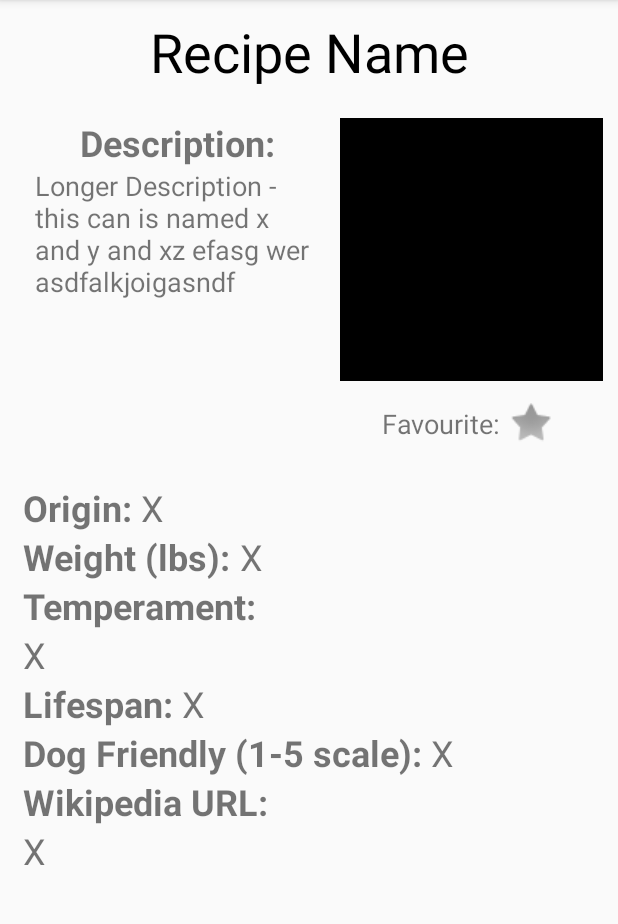
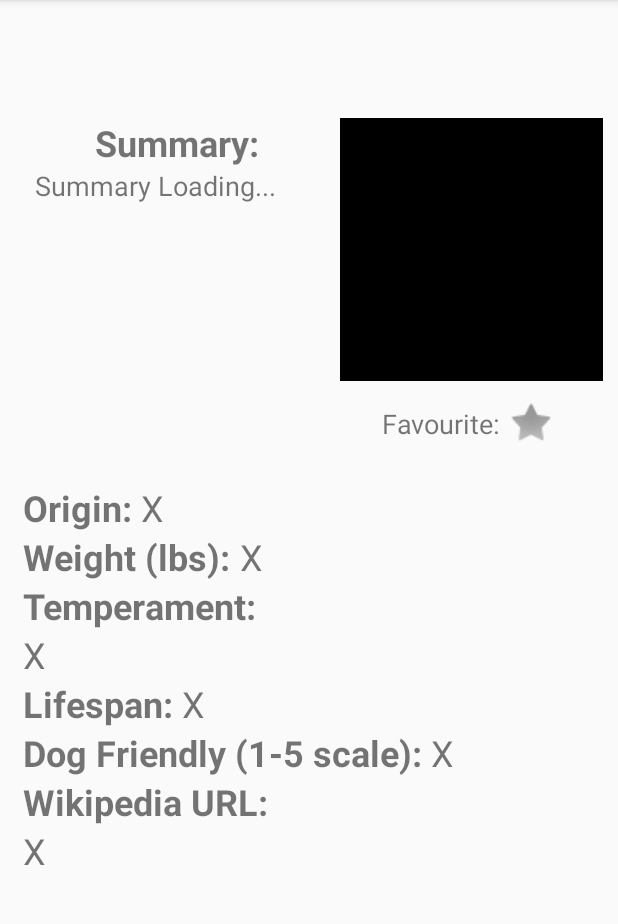
Before and after one commit to kf2020/INFS_Project, an Android app: the RecipeDetailActivity screen opened directly, with no data from a screen before it, on a phone screen of 412 x 824 dp, the part 84-1008 px from its top. Run offline under Robolectric (Android 15) with nearby library versions, the phone set to English and light mode, and no system bars; our stand-ins replace Room's generated code, Volley; network calls fail; pictures from the network do not load.

Commit message:
trying to do recipe detail view

```diff
--- a/app/src/main/java/com/example/infs_project/RecipeAdapter.java
+++ b/app/src/main/java/com/example/infs_project/RecipeAdapter.java
@@ -70,6 +70,7 @@ public class RecipeAdapter extends RecyclerView.Adapter<RecipeAdapter.RecipeView
 
                     Intent intent = new Intent(context, RecipeDetailActivity.class);
                     intent.putExtra("id", recipe.getId());
+                    intent.putExtra("title", recipe.getTitle());
                     context.startActivity(intent);
                 }
             });
--- a/app/src/main/java/com/example/infs_project/RecipesDatabase.java
+++ b/app/src/main/java/com/example/infs_project/RecipesDatabase.java
@@ -17,7 +17,7 @@ public abstract class RecipesDatabase extends RoomDatabase {
     public static RecipesDatabase getInstance(Context context) {
 
         if(instance == null) {
-            instance = Room.databaseBuilder(context, RecipesDatabase.class, "recipeDb2")
+            instance = Room.databaseBuilder(context, RecipesDatabase.class, "recipeDb3")
                     //.allowMainThreadQueries()    <== IMPORTANT TO NOTE:
                     //     This is NOT correct to do in a completed app.
                     //     Next week we will fix it, but for now this
--- /dev/null
+++ b/app/src/main/java/com/example/infs_project/async/GetRecipeByIdAsyncDelegate.java
@@ -0,0 +1,9 @@
+package com.example.infs_project.async;
+
+import com.example.infs_project.model.Recipe;
+
+import java.util.ArrayList;
+
+public interface GetRecipeByIdAsyncDelegate {
+        void processFinish(Recipe output);
+}
--- /dev/null
+++ b/app/src/main/java/com/example/infs_project/async/GetRecipeByIdAsyncTask.java
@@ -0,0 +1,59 @@
+package com.example.infs_project.async;
+
+
+import android.os.AsyncTask;
+
+import com.example.infs_project.RecipesDatabase;
+import com.example.infs_project.model.Recipe;
+
+import java.util.ArrayList;
+import java.util.Arrays;
+
+public class GetRecipeByIdAsyncTask extends AsyncTask<Long, Integer, Recipe> {
+    // This is just a scaffold example for a task that would handle inserting books into the database.
+    // You need to complete the doInBackground and onPostExecute methods.
+    // Then you will need to make your own class for a task that handles retrieving Recipes from the
+    // database.
+    // Refer to the tutorial slide for more information.
+
+    // We store a variable for an object that implements our interface, so we know that whatever
+    // is in here, knows how to handle the result of our task.
+    private GetRecipeByIdAsyncDelegate delegate;
+
+    // This asynctask will also need to be given a database instance, so it can perform database
+    // queries. If your Room database class is named something else, change this.
+    private RecipesDatabase database;
+
+    public void setDelegate(GetRecipeByIdAsyncDelegate delegate) {
+        this.delegate = delegate;
+    }
+
+    public void setDatabase(RecipesDatabase database) {
+        this.database = database;
+    }
+
+    @Override
+    protected Recipe doInBackground(Long... longs) {
+        long id = longs[0];
+
+        // When the task is finished, it will return.
+        // You would normally want to return the result of your task.
+        // For example, if my task was to get books from DB, I would make this method return the list
+        // of books. The return value goes straight to onPostExecute.
+        return database.recipeDao().findRecipeById(id);
+    }
+
+    @Override
+    protected void onPostExecute(Recipe result) {
+        // Once doInBackground is completed, this method will run.
+        // The "result" comes from doInBackground.
+
+        // This is where we give our result to the delegate and let them handle it.
+        // Our delegate should be the original Fragment/Activity, so then it can use the result to
+        // update the UI, for example.
+
+        // TODO: Call the delegate's method with the results
+        delegate.processFinish(result);
+    }
+
+}
--- a/app/src/main/java/com/example/infs_project/ui/recipes/RecipeDetailActivity.java
+++ b/app/src/main/java/com/example/infs_project/ui/recipes/RecipeDetailActivity.java
@@ -3,14 +3,146 @@ package com.example.infs_project.ui.recipes;
 import androidx.appcompat.app.AppCompatActivity;
 
 import android.os.Bundle;
+import android.widget.ImageView;
+import android.widget.TextView;
+import android.widget.Toast;
 
+import com.android.volley.Request;
+import com.android.volley.RequestQueue;
+import com.android.volley.Response;
+import com.android.volley.VolleyError;
+import com.android.volley.toolbox.StringRequest;
+import com.android.volley.toolbox.Volley;
+import com.bumptech.glide.Glide;
 import com.example.infs_project.R;
+import com.example.infs_project.RecipesDatabase;
+import com.example.infs_project.async.GetRecipeByIdAsyncDelegate;
+import com.example.infs_project.async.GetRecipeByIdAsyncTask;
+import com.example.infs_project.async.InsertRecipesAsyncDelegate;
+import com.example.infs_project.async.InsertRecipesAsyncTask;
+import com.example.infs_project.model.Recipe;
+import com.example.infs_project.model.SummaryResponse;
+import com.google.gson.Gson;
 
-public class RecipeDetailActivity extends AppCompatActivity {
+import java.util.ArrayList;
+
+public class RecipeDetailActivity extends AppCompatActivity implements GetRecipeByIdAsyncDelegate {
+    long recipeId;
+    TextView title;
+    TextView summary;
+    ImageView recipeImg;
 
     @Override
     protected void onCreate(Bundle savedInstanceState) {
         super.onCreate(savedInstanceState);
         setContentView(R.layout.activity_recipe_detail);
+
+        title = findViewById(R.id.recipe_title);
+        summary = findViewById(R.id.summary);
+        //recipeImg = findViewById(R.id.recipe_img);
+
+        recipeId = getIntent().getLongExtra("id", 0);
+        title.setText(getIntent().getStringExtra("title"));
+
+
+        final GetRecipeByIdAsyncDelegate getRecipeByIdAsyncDelegate = this;
+
+        RecipesDatabase db = RecipesDatabase.getInstance(this);
+
+        // Async Task to insert recipes into DB
+        GetRecipeByIdAsyncTask getRecipeByIdAsyncTask = new GetRecipeByIdAsyncTask();
+        getRecipeByIdAsyncTask.setDatabase(db);
+        getRecipeByIdAsyncTask.setDelegate(getRecipeByIdAsyncDelegate);
+        getRecipeByIdAsyncTask.execute(recipeId);
+
+
+    }
+
+    @Override
+    public void processFinish(Recipe output) {
+        final ArrayList<Recipe> recipes = new ArrayList<>();
+
+        if (output == null) {
+            // Get Recipe Description
+            final RequestQueue requestQueue =  Volley.newRequestQueue(this);
+
+            String url = "https://api.spoonacular.com/recipes/"+recipeId+"/information?includeNutrition=false";
+
+            Response.Listener<String> responseListener = new Response.Listener<String>() {
+                @Override
+                public void onResponse(String response) {
+
+                    Gson gson = new Gson();
+                    Recipe recipe = gson.fromJson(response, Recipe.class);
+                    recipes.add(recipe);
+
+                    title.setText(recipe.getTitle());
+                    getSummary(recipe);
+
+                    requestQueue.stop();
+                }
+            };
+
+            Response.ErrorListener errorListener = new Response.ErrorListener() {
+                @Override
+                public void onErrorResponse(VolleyError error) {
+
+                    Toast.makeText(getApplicationContext(),"The request failed: " //+ error.getMessage()
+                            , Toast.LENGTH_SHORT).show();
+                    requestQueue.stop();
+                }
+            };
+
+            StringRequest stringRequest = new StringRequest(Request.Method.GET, url, responseListener,
+                    errorListener);
+
+            requestQueue.add(stringRequest);
+        } else {
+            recipes.add(output);
+            getSummary(output);
+        }
+
+
+    }
+
+    private void getSummary(Recipe recipe) {
+        Recipe finalRecipe = recipe;
+        // Load image if possible
+//        if (finalRecipe.getImage() != null) {
+//            Glide.with(this).load(finalRecipe.getImage()).into(recipeImg);
+//        }
+
+        // Get Recipe Description
+        final RequestQueue requestQueue =  Volley.newRequestQueue(this);
+
+        String url = "https://api.spoonacular.com/recipes/"+finalRecipe.getId()+"/summary?apikey=e66d050f20064f7f8531c769b5286774";
+
+        Response.Listener<String> responseListener = new Response.Listener<String>() {
+            @Override
+            public void onResponse(String response) {
+
+                Gson gson = new Gson();
+                SummaryResponse summaryResponse = gson.fromJson(response, SummaryResponse.class);
+
+                summary.setText(summaryResponse.getSummary());
+
+                requestQueue.stop();
+            }
+        };
+
+        Response.ErrorListener errorListener = new Response.ErrorListener() {
+            @Override
+            public void onErrorResponse(VolleyError error) {
+
+                Toast.makeText(getApplicationContext(),"The request failed: " //+ error.getMessage()
+                        , Toast.LENGTH_SHORT).show();
+                requestQueue.stop();
+            }
+        };
+
+        StringRequest stringRequest = new StringRequest(Request.Method.GET, url, responseListener,
+                errorListener);
+
+        requestQueue.add(stringRequest);
     }
 }
--- a/app/src/main/res/layout/activity_recipe_detail.xml
+++ b/app/src/main/res/layout/activity_recipe_detail.xml
@@ -23,7 +23,7 @@
             >
 
             <TextView
-                android:id="@+id/name"
+                android:id="@+id/recipe_title"
                 android:layout_width="wrap_content"
                 android:layout_height="wrap_content"
                 app:layout_constraintTop_toTopOf="parent"
@@ -42,7 +42,7 @@
                 android:minWidth="175dp"
                 android:minHeight="175dp"
                 app:layout_constraintRight_toRightOf="parent"
-                app:layout_constraintTop_toBottomOf="@+id/name"
+                app:layout_constraintTop_toBottomOf="@+id/recipe_title"
                 android:layout_marginTop="20dp"
                 android:layout_marginRight="10dp"
                 android:background="@android:color/black"
@@ -81,7 +81,7 @@
 
 
             <TextView
-                android:id="@+id/description_label"
+                android:id="@+id/summary_label"
                 android:layout_width="wrap_content"
                 android:layout_height="wrap_content"
                 app:layout_constraintTop_toTopOf="@+id/recipe_img"
@@ -90,20 +90,20 @@
                 android:layout_marginLeft="10dp"
                 android:textStyle="bold"
                 android:textSize="24sp"
-                android:text="Description:"
+                android:text="Summary:"
                 ></TextView>
 
             <TextView
-                android:id="@+id/description"
+                android:id="@+id/summary"
                 android:layout_width="190dp"
                 android:layout_height="wrap_content"
-                app:layout_constraintTop_toBottomOf="@+id/description_label"
+                app:layout_constraintTop_toBottomOf="@+id/summary_label"
                 app:layout_constraintLeft_toLeftOf="parent"
                 app:layout_constraintRight_toLeftOf="@id/recipe_img"
                 android:gravity="left"
                 android:layout_marginLeft="10dp"
                 android:textSize="18sp"
-                android:text="Longer Description - this can is named x and y and xz efasg wer asdfalkjoigasndf"
+                android:text="Summary Loading..."
                 ></TextView>
         </androidx.constraintlayout.widget.ConstraintLayout>
 
```
Also changed, not shown: app/src/main/java/com/example/infs_project/model/Recipe.java (+9 -1 lines), app/src/main/java/com/example/infs_project/model/SummaryResponse.java (added, +14 -0 lines).
